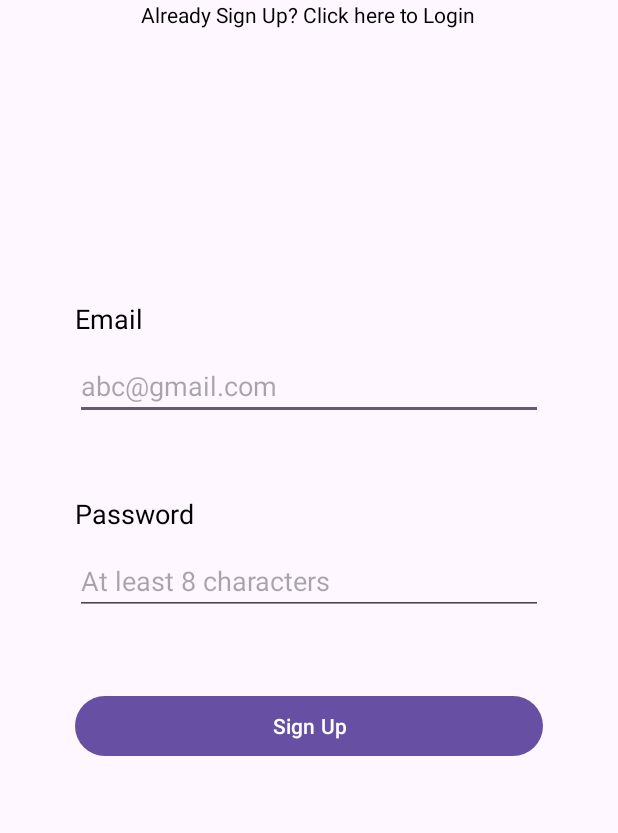
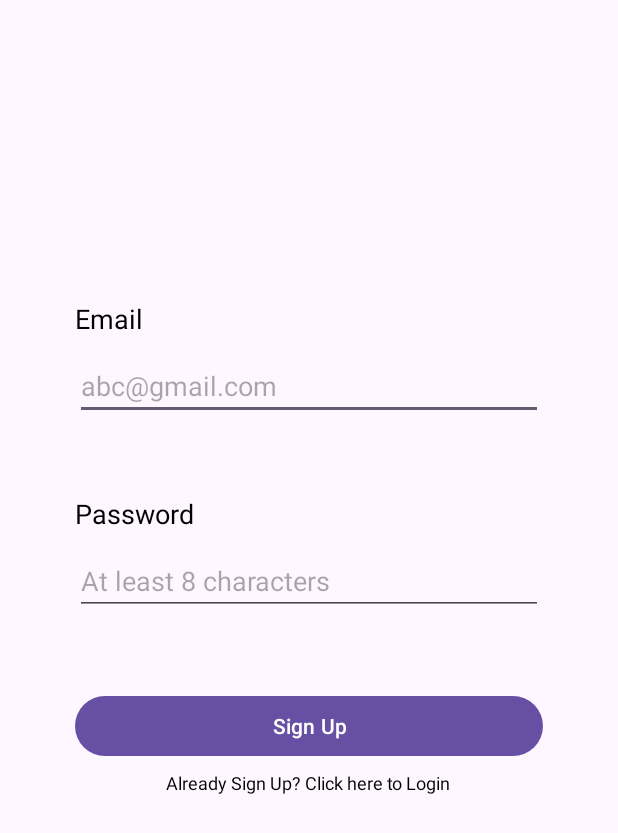
Before and after one commit to ainwg/recipe-master, an Android app: the screen it shows after launch (SignUp), on a phone screen of 412 x 824 dp. Shown: the top 833 px of the screen. Run offline under Robolectric (Android 15) with nearby library versions, the phone set to English and light mode, and no system bars.

Commit message:
Update signup.xml and login.xml

```diff
--- a/app/src/main/res/layout/login.xml
+++ b/app/src/main/res/layout/login.xml
@@ -75,11 +75,11 @@
         android:layout_width="wrap_content"
         android:layout_height="wrap_content"
         android:layout_marginStart="68dp"
-        android:layout_marginTop="4dp"
+        android:layout_marginTop="5dp"
         android:layout_marginEnd="68dp"
         android:text="Don't have an account? Click here to register"
         android:textColor="@color/black"
-        android:textSize="14sp"
+        android:textSize="12sp"
         app:layout_constraintEnd_toEndOf="parent"
         app:layout_constraintStart_toStartOf="parent"
         app:layout_constraintTop_toBottomOf="@+id/button" />
--- a/app/src/main/res/layout/signup.xml
+++ b/app/src/main/res/layout/signup.xml
@@ -75,13 +75,13 @@
         android:layout_width="wrap_content"
         android:layout_height="wrap_content"
         android:layout_marginStart="93dp"
-        android:layout_marginTop="4dp"
+        android:layout_marginTop="5dp"
         android:layout_marginEnd="94dp"
         android:text="Already Sign Up? Click here to Login"
         android:textColor="@color/black"
-        android:textSize="14sp"
+        android:textSize="12sp"
         app:layout_constraintEnd_toEndOf="parent"
         app:layout_constraintStart_toStartOf="parent"
-        app:layout_constraintTop_toBottomOf="@+id/button" />
+        app:layout_constraintTop_toBottomOf="@+id/btnSignUp" />
 
 </androidx.constraintlayout.widget.ConstraintLayout>
```
